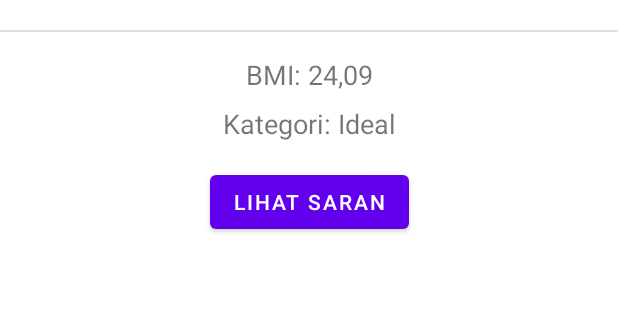
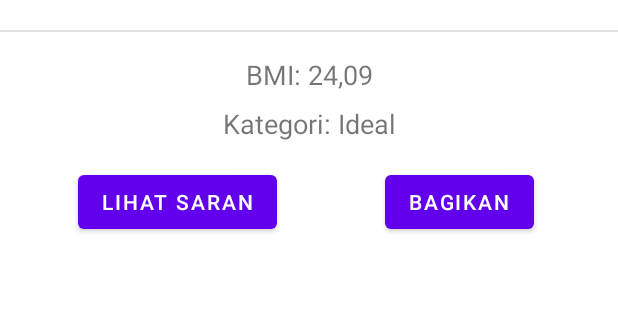
Before and after one commit to D3IF-Cool/4301-hitung-bmi-YoshuaLangkay, an Android app: the layout fragment_hitung.xml on its own in the app's theme, with its tools: preview values and no code run, on a phone screen of 412 x 824 dp, the part 472-792 px from its top. Run offline under Robolectric (Android 15) with nearby library versions, the phone set to English and light mode, and no system bars.

Commit message:
Membuat navigasi ke app lain

```diff
--- a/app/src/main/res/layout/fragment_hitung.xml
+++ b/app/src/main/res/layout/fragment_hitung.xml
@@ -143,17 +143,14 @@
             android:id="@+id/saranButton"
             android:layout_width="wrap_content"
             android:layout_height="wrap_content"
-            android:layout_marginStart="16dp"
+            android:layout_marginStart="52dp"
             android:layout_marginTop="16dp"
-            android:layout_marginEnd="16dp"
             android:layout_marginBottom="16dp"
             android:text="@string/lihat_saran"
-            android:visibility="invisible"
             app:layout_constraintBottom_toBottomOf="parent"
-            app:layout_constraintEnd_toEndOf="parent"
             app:layout_constraintStart_toStartOf="parent"
             app:layout_constraintTop_toBottomOf="@+id/kategoriTextView"
-            tools:visibility="visible" />
+            app:layout_constraintVertical_bias="0.0" />
 
         <Button
             android:id="@+id/button2"
@@ -165,6 +162,25 @@
             app:layout_constraintEnd_toEndOf="parent"
             app:layout_constraintTop_toBottomOf="@+id/radioGroup" />
 
+        <Button
+            android:id="@+id/shareButton"
+            android:layout_width="wrap_content"
+            android:layout_height="wrap_content"
+            android:layout_marginStart="32dp"
+            android:layout_marginEnd="16dp"
+            android:text="@string/bagikan"
+            app:layout_constraintEnd_toEndOf="parent"
+            app:layout_constraintStart_toEndOf="@+id/saranButton"
+            app:layout_constraintTop_toTopOf="@+id/saranButton" />
+
+        <androidx.constraintlayout.widget.Group
+            android:id="@+id/buttonGroup"
+            android:layout_width="wrap_content"
+            android:layout_height="wrap_content"
+            android:visibility="invisible"
+            app:constraint_referenced_ids="saranButton,shareButton"
+            tools:visibility="visible" />
+
     </androidx.constraintlayout.widget.ConstraintLayout>
 
 </ScrollView>
--- a/app/src/main/res/values/strings.xml
+++ b/app/src/main/res/values/strings.xml
@@ -31,5 +31,8 @@
     Mobpro 1. Temukan kodenya di https://github.com/indraazimi/hitungbmi\n\nCopyright © 2021 Indra Azimi.\nAll rights reserved.</string>
     <string name="tentang_aplikasi">Tentang Aplikasi</string>
 
+    <string name="bagikan">Bagikan</string>
+    <string name="bagikan_template">Berat badan: %1$s kg\nTinggi badan: %2$s cm\nJenis kelamin: %3$s\n\n%4$s\n%5$s</string>
+
 
 </resources>
```
Also changed, not shown: app/src/main/java/org/d3if0029/hitungbmi/ui/HitungFragment.kt (+24 -1 lines).
